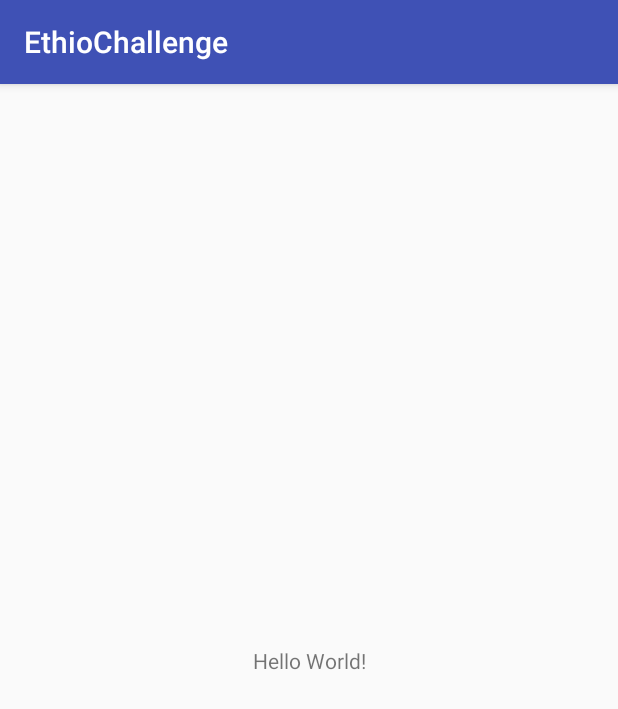
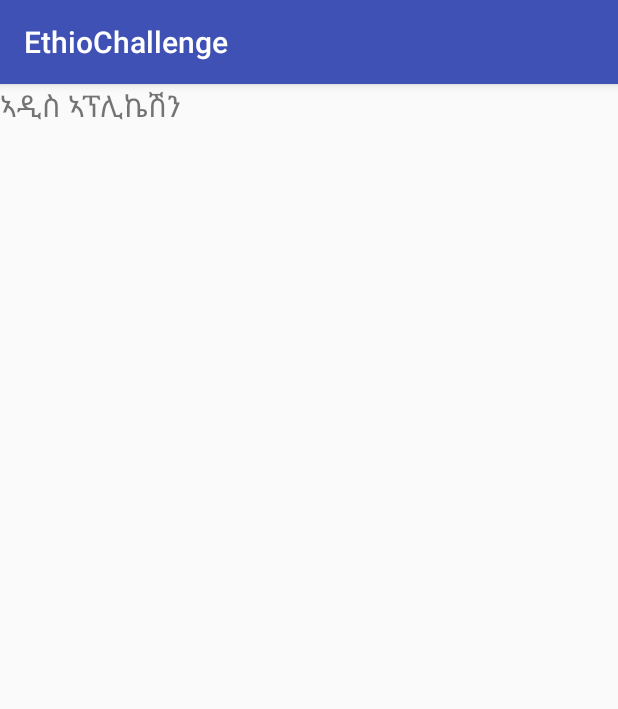
Before and after one commit to brukberhane/EthioChallenge, an Android app: the screen it shows after launch (MainActivity), on a phone screen of 412 x 824 dp. Shown: the top 709 px of the screen. Run offline under Robolectric (Android 15) with nearby library versions, the phone set to English and light mode, and no system bars.

Commit message:
Added shell activities and fragments to the project.

```diff
--- a/app/src/main/java/tech/asfaw/ethiochallenge/MainActivity.java
+++ b/app/src/main/java/tech/asfaw/ethiochallenge/MainActivity.java
@@ -1,13 +1,14 @@
 package tech.asfaw.ethiochallenge;
 
+import android.support.v4.app.Fragment;
 import android.support.v7.app.AppCompatActivity;
 import android.os.Bundle;
 
-public class MainActivity extends AppCompatActivity {
+public class MainActivity extends SingleFragmentActivity {
 
     @Override
-    protected void onCreate(Bundle savedInstanceState) {
-        super.onCreate(savedInstanceState);
-        setContentView(R.layout.activity_main);
+    protected Fragment createFragment(){
+        return new MainFragment();
     }
+
 }
--- a/app/src/main/java/tech/asfaw/ethiochallenge/MainFragment.java
+++ b/app/src/main/java/tech/asfaw/ethiochallenge/MainFragment.java
@@ -1,10 +1,33 @@
 package tech.asfaw.ethiochallenge;
 
+import android.content.res.ColorStateList;
+import android.os.Bundle;
 import android.support.v4.app.Fragment;
-
-/**
- * Created by brukb on 12/13/2017.
- */
+import android.view.LayoutInflater;
+import android.view.View;
+import android.view.ViewGroup;
+import android.widget.TextView;
 
 public class MainFragment extends Fragment {
+
+    public MainFragment(){
+        // Required public constructor
+    }
+
+    @Override
+    public void onCreate(Bundle savedInstanceState){
+        super.onCreate(savedInstanceState);
+    }
+
+    @Override
+    public View onCreateView(LayoutInflater inflater, ViewGroup container,Bundle savedInstanceState){
+        View v = inflater.inflate(R.layout.fragment_main, container, false);
+
+        TextView text = (TextView) v.findViewById(R.id.text_view_fragment_main);
+        text.setText("ኣዲስ ኣፕሊኬሽን");
+        text.setTextSize(20);
+
+        return v;
+    }
+
 }
--- a/app/src/main/java/tech/asfaw/ethiochallenge/SingleFragmentActivity.java
+++ b/app/src/main/java/tech/asfaw/ethiochallenge/SingleFragmentActivity.java
@@ -1,4 +1,4 @@
-package life.sucks.org.structurednotepad;
+package tech.asfaw.ethiochallenge;
 
 import android.os.Bundle;
 import android.support.annotation.LayoutRes;
--- a/app/src/main/res/layout/fragment_main.xml
+++ b/app/src/main/res/layout/fragment_main.xml
@@ -1,7 +1,13 @@
 <?xml version="1.0" encoding="utf-8"?>
 <LinearLayout xmlns:android="http://schemas.android.com/apk/res/android"
-              android:orientation="vertical"
               android:layout_width="match_parent"
-              android:layout_height="match_parent">
+              android:layout_height="match_parent"
+              android:orientation="vertical">
+
+    <TextView
+        android:id="@+id/text_view_fragment_main"
+        android:text="Hello World!"
+        android:layout_width="wrap_content"
+        android:layout_height="wrap_content"/>
 
 </LinearLayout>
```
